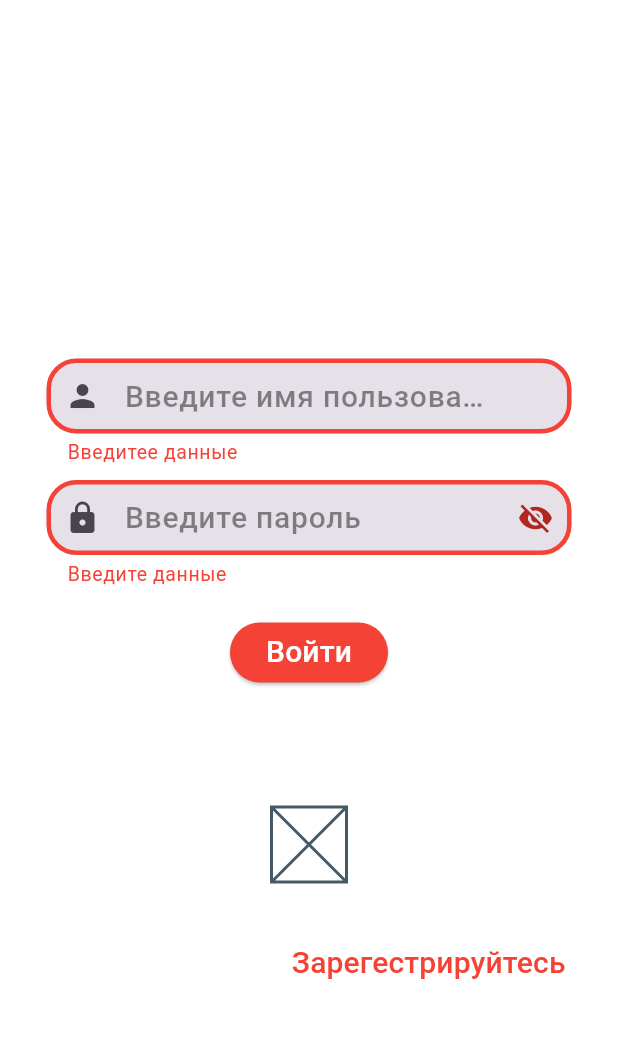
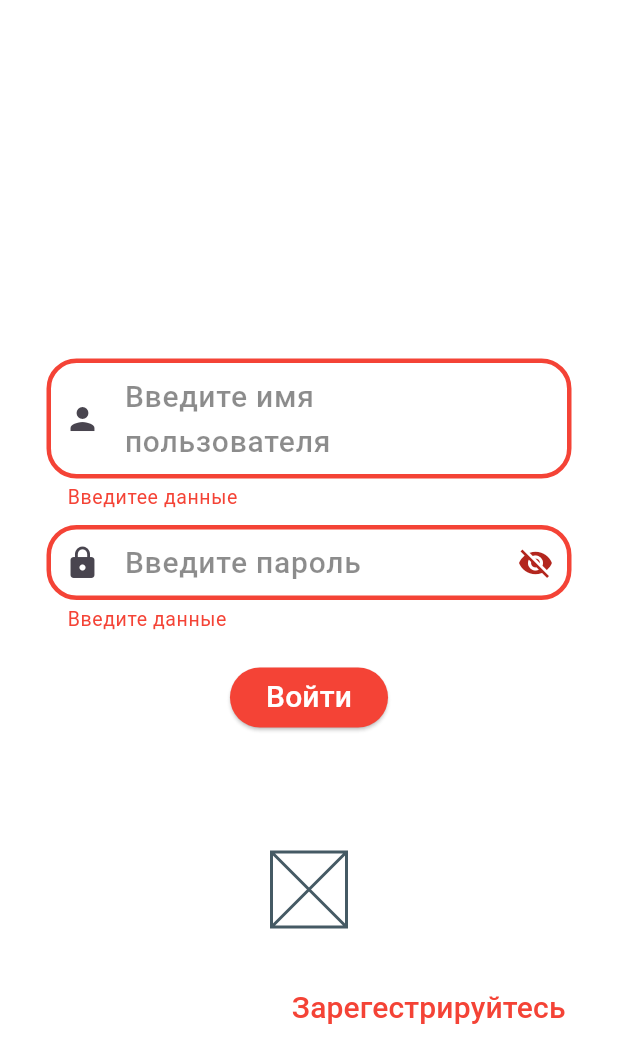
Before and after one commit to bekoe1/ZaniZaniChat, a Flutter app: the LogInPage screen opened by its route, on a phone screen of 412 x 824 dp. Shown: the top 1063 px of the screen. Run offline on Flutter 3.47's test engine with Material 3 defaults, Android fonts, the phone set to English and light mode, and no system bars; our stand-ins replace bloc, dio, flutter_bloc, flutter_slidable, freezed_annotation, pretty_dio_logger and 1 more; accounts and stored records are empty.

```diff
--- a/lib/data/repo/auth_repo.dart
+++ b/lib/data/repo/auth_repo.dart
@@ -33,7 +33,7 @@ class AuthRepository {
           .add('{"type": "message", "to": "Vasya", "message": "message"}');
       channel.stream.listen((message) {
         //channel.sink.add('received!');
-        print(message.toString());
+        log(message.toString());
       });
       channel.sink.close();
     }
--- a/lib/main.dart
+++ b/lib/main.dart
@@ -29,7 +29,7 @@ class MyApp extends StatelessWidget {
           '/sign_in': (context) => const SignInPage(),
           '/log_in': (context) => const LogInPage(),
         },
-        home: token == null ? const LogInPage() : DialogsPage(token: token!));
-        // home: DialogsPage(token: "333"));
+        //home: token == null ? const LogInPage() : DialogsPage(token: token!));
+        home: DialogsPage(token: "333"));
   }
 }
--- a/lib/presentation/pages/login_page/login_page.dart
+++ b/lib/presentation/pages/login_page/login_page.dart
@@ -32,7 +32,7 @@ class _LogInPageState extends State<LogInPage> {
       child: Scaffold(
         backgroundColor: Colors.white10,
         body: GestureDetector(
-          onTap: (){
+          onTap: () {
             FocusScope.of(context).requestFocus(FocusNode());
           },
           child: SingleChildScrollView(
@@ -66,9 +66,11 @@ class _LogInPageState extends State<LogInPage> {
                       BlocBuilder<LogInBloc, LogInState>(
                         builder: (context, state) {
                           return CustomTextFormField(
+                            inputType: TextInputType.name,
                             onChanged: (name) {
-                              context.read<LogInBloc>().add(LoginUsernameChanged(
-                                  username: usernameController.text));
+                              context.read<LogInBloc>().add(
+                                  LoginUsernameChanged(
+                                      username: usernameController.text));
                             },
                             width: 350,
                             validationFunc: (value) {
@@ -90,6 +92,7 @@ class _LogInPageState extends State<LogInPage> {
                       BlocBuilder<LogInBloc, LogInState>(
                         builder: (context, state) {
                           return CustomTextFormField(
+                              inputType: TextInputType.visiblePassword,
                               width: 350,
                               validationFunc: (value) {
                                 if (Validation.ValidatePass(value!) != null) {
@@ -102,8 +105,9 @@ class _LogInPageState extends State<LogInPage> {
                               obscuringPass: obscuringPassword,
                               suffixIcon: obscuringIcon,
                               onChanged: (name) {
-                                context.read<LogInBloc>().add(LoginPasswordChanged(
-                                    password: passwordController.text));
+                                context.read<LogInBloc>().add(
+                                    LoginPasswordChanged(
+                                        password: passwordController.text));
                               },
                               action: () {
                                 setState(() {
--- a/lib/presentation/pages/settings_page/bloc/settings_event.dart
+++ b/lib/presentation/pages/settings_page/bloc/settings_event.dart
@@ -2,3 +2,5 @@ part of 'settings_bloc.dart';
 
 @immutable
 abstract class SettingsEvent {}
+
+class SettingsLogOutEvent extends SettingsEvent {}
--- a/lib/presentation/pages/settings_page/bloc/settings_state.dart
+++ b/lib/presentation/pages/settings_page/bloc/settings_state.dart
@@ -4,3 +4,5 @@ part of 'settings_bloc.dart';
 abstract class SettingsState {}
 
 class SettingsInitial extends SettingsState {}
+
+class SettingsLogOutState {}
--- a/lib/presentation/pages/sign_in_page/sign_in_page.dart
+++ b/lib/presentation/pages/sign_in_page/sign_in_page.dart
@@ -66,6 +66,7 @@ class _SignInPageState extends State<SignInPage> {
                   child: Column(
                     children: [
                       CustomTextFormField(
+                        inputType: TextInputType.name,
                         width: 350,
                         validationFunc: (value) {
                           if (Validation.ValidateUsername(value!) != null) {
@@ -87,6 +88,7 @@ class _SignInPageState extends State<SignInPage> {
                         height: 10,
                       ),
                       CustomTextFormField(
+                        inputType: TextInputType.visiblePassword,
                         width: 350,
                         validationFunc: (value) {
                           if (Validation.ValidatePass(value!) != null) {
@@ -119,6 +121,7 @@ class _SignInPageState extends State<SignInPage> {
                         height: 10,
                       ),
                       CustomTextFormField(
+                        inputType: TextInputType.emailAddress,
                         validationFunc: (value) {
                           if (Validation.ValidateEmail(value!) != null) {
                             return Validation.ValidateEmail(value);
--- a/lib/utils/textfields.dart
+++ b/lib/utils/textfields.dart
@@ -1,69 +1,86 @@
 import 'package:flutter/material.dart';
-
 
 class CustomTextFormField extends StatelessWidget {
   CustomTextFormField({
     super.key,
     this.controller,
     this.visibleText,
-    required this.icon,
+    this.icon,
     this.suffixIcon,
     this.action,
     this.onChanged,
     required this.obscuringPass,
     this.labelText,
-    this.errorText, this.validationFunc, required this.width,
+    this.errorText,
+    this.validationFunc,
+    required this.width,
+    this.fillColor,
+    this.filled,
+    this.hoverColor,
+    this.maxLines,
+    required this.inputType, this.onSaved,
   });
+
+
   final String? errorText;
   final String? labelText;
   final String? visibleText;
   final TextEditingController? controller;
-  final IconData icon;
+  final IconData? icon;
   final IconData? suffixIcon;
   final void Function()? action;
   final void Function(String)? onChanged;
+  final void Function(String?)? onSaved;
+  final Color? fillColor;
+  final bool obscuringPass;
+  final bool? filled;
+  final int? maxLines;
 
-  final bool obscuringPass;
   final String? Function(String?)? validationFunc;
   final double width;
+  final Color? hoverColor;
   final OutlineInputBorder _typicalBorder = OutlineInputBorder(
     borderRadius: BorderRadius.circular(20.0),
-    borderSide: const BorderSide(color: Colors.white54, width: 3),
+    borderSide: const BorderSide(color: Colors.white, width: 3),
   );
-
+  final TextInputType inputType;
   final OutlineInputBorder _typicalErrorBorder = OutlineInputBorder(
     borderRadius: BorderRadius.circular(20.0),
     borderSide: const BorderSide(color: Colors.red, width: 3),
   );
+
   @override
   Widget build(BuildContext context) {
     return SizedBox(
       width: width,
       child: TextFormField(
+        onSaved: onSaved,
+        textInputAction: TextInputAction.newline,
+        minLines: 1,
+        maxLines: maxLines ?? 5,
         onChanged: onChanged,
         style: const TextStyle(
           color: Colors.black,
           fontWeight: FontWeight.w500,
           fontSize: 20,
         ),
-        keyboardType: TextInputType.emailAddress,
+        keyboardType: inputType,
         validator: validationFunc,
         cursorColor: Colors.black,
         decoration: InputDecoration(
+          fillColor: fillColor,
           errorBorder: _typicalErrorBorder,
           focusedErrorBorder: _typicalErrorBorder,
-          errorStyle: const TextStyle(color: Colors.red,
-              fontSize: 13
-          ),
-          filled: true,
+          errorStyle: const TextStyle(color: Colors.red, fontSize: 13),
+          filled: filled ?? false,
           hintText: labelText,
           hintStyle: const TextStyle(
             fontWeight: FontWeight.w500,
             color: Colors.black45,
             fontSize: 20,
           ),
-          enabledBorder: _typicalBorder,
-          focusedBorder: _typicalBorder,
+          enabledBorder: filled == false ? _typicalBorder : null,
+          focusedBorder: filled == false ? _typicalBorder : null,
           contentPadding: const EdgeInsets.all(10),
           prefixIcon: Icon(icon),
           suffixIcon: IconButton(
```
Also changed, not shown: lib/presentation/pages/dialogs_page/dialogs.page.dart (+15 -4 lines), lib/presentation/pages/settings_page/bloc/settings_bloc.dart (+8 -1 lines).
